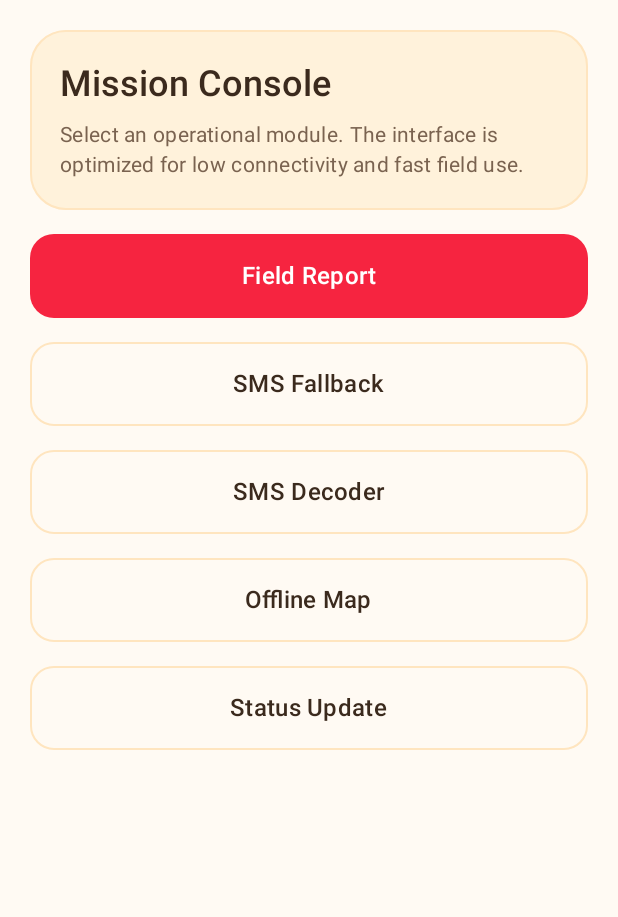
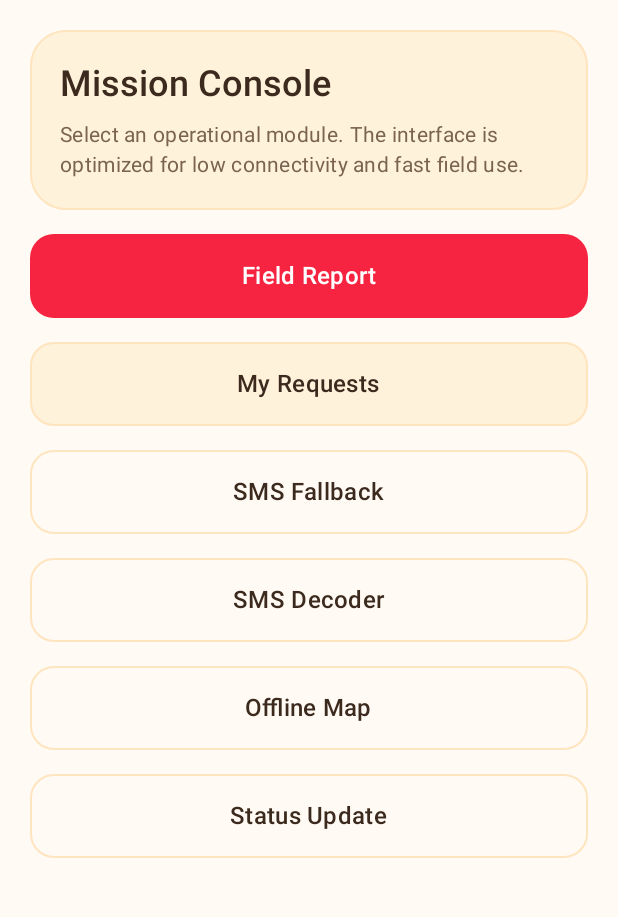
Before and after one commit to AbinavDWH/PACT, an Android app built with Jetpack Compose: the screen it shows after launch (MainActivity), on a phone screen of 412 x 824 dp, the part 96-1013 px from its top. Run offline under Robolectric (Android 15) with nearby library versions, the light colour scheme and no system bars.

Commit message:
modified:   android/app/src/main/java/org/humanitarian/fieldapp/MainActivity.kt 	modified:   android/app/src/main/java/org/humanitarian/fieldapp/ui/FieldReportScreen.kt 	modified:   android/app/src/main/java/org/humanitarian/fieldapp/ui/HomeScreen.kt 	modified:   android/app/src/main/java/org/humanitarian/fieldapp/ui/MyRequestsScreen.kt

```diff
--- a/android/app/src/main/java/org/humanitarian/fieldapp/ui/HomeScreen.kt
+++ b/android/app/src/main/java/org/humanitarian/fieldapp/ui/HomeScreen.kt
@@ -44,6 +44,7 @@ import org.humanitarian.fieldapp.ui.theme.PactTextSecondary
 @Composable
 fun HomeScreen(
     onNavigateToFieldReport: () -> Unit,
+    onNavigateToMyRequests: () -> Unit,
     onNavigateToSmsFallback: () -> Unit,
     onNavigateToSmsDecoder: () -> Unit,
     onNavigateToOfflineMap: () -> Unit,
@@ -137,7 +138,7 @@ fun HomeScreen(
                             color = PactTextPrimary
                         )
                         Text(
-                            text = "Open SMS Fallback to view payloads or sync when internet returns.",
+                            text = "Open My Requests to view payloads or sync when internet returns.",
                             style = MaterialTheme.typography.bodySmall,
                             color = PactTextSecondary
                         )
@@ -165,6 +166,23 @@ fun HomeScreen(
             ) {
                 Text(
                     text = "Field Report",
+                    style = MaterialTheme.typography.titleMedium,
+                    fontWeight = FontWeight.SemiBold
+                )
+            }
+
+            Button(
+                onClick = onNavigateToMyRequests,
+                modifier = Modifier.fillMaxWidth().height(56.dp),
+                shape = RoundedCornerShape(16.dp),
+                colors = ButtonDefaults.buttonColors(
+                    containerColor = PactSurface,
+                    contentColor = PactTextPrimary
+                ),
+                border = BorderStroke(1.dp, PactAccent)
+            ) {
+                Text(
+                    text = "My Requests",
                     style = MaterialTheme.typography.titleMedium,
                     fontWeight = FontWeight.SemiBold
                 )
```
Also changed, not shown: android/app/src/main/java/org/humanitarian/fieldapp/MainActivity.kt (+12 -0 lines), android/app/src/main/java/org/humanitarian/fieldapp/ui/FieldReportScreen.kt (+8 -0 lines), android/app/src/main/java/org/humanitarian/fieldapp/ui/MyRequestsScreen.kt (+22 -23 lines).
